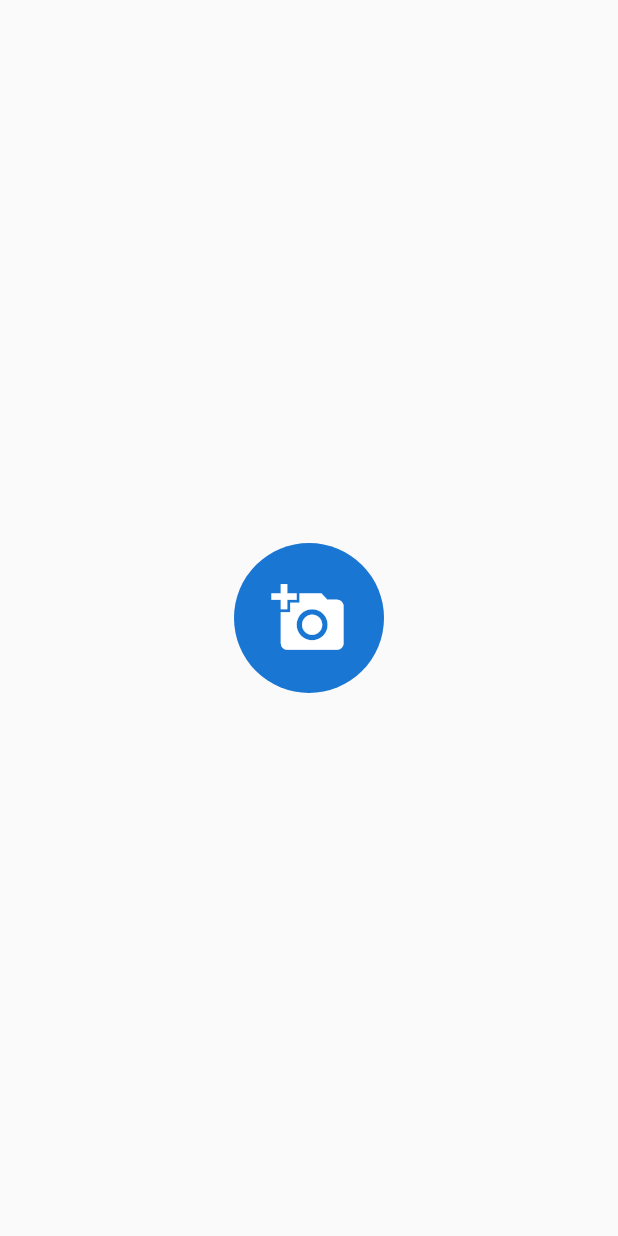
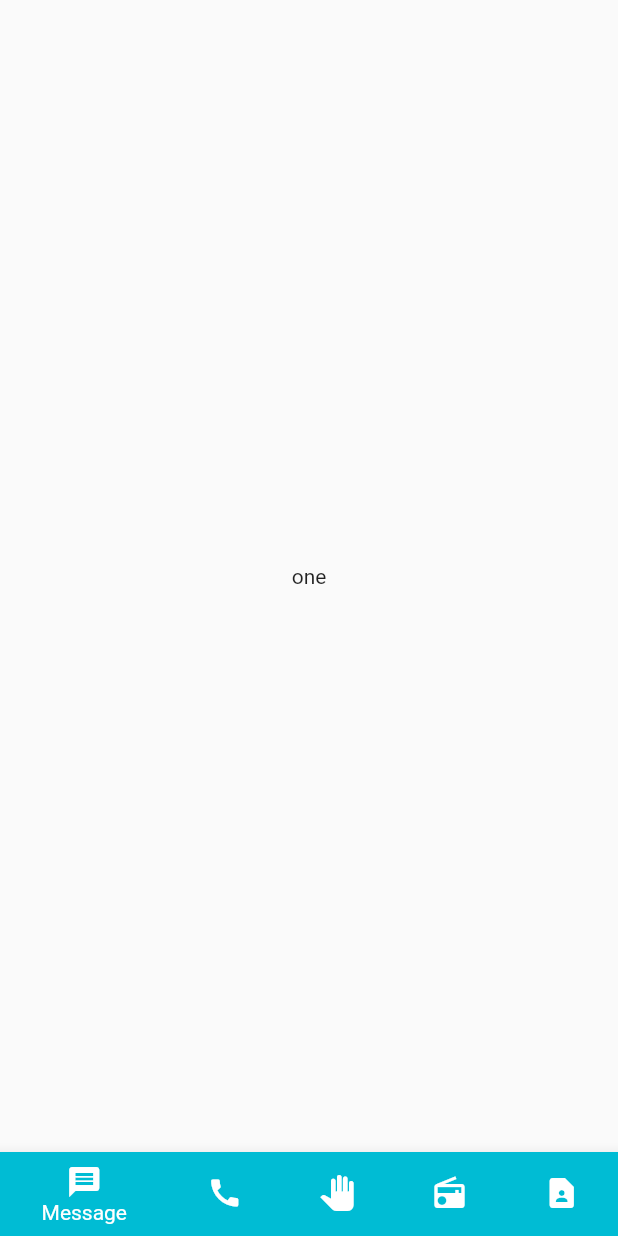
Before and after one commit to Saqib29/Learning-issue, a Flutter app: the screen it shows after launch, on a phone screen of 412 x 824 dp. Run offline on Flutter 3.47's test engine with Material 2 defaults, Android fonts, the phone set to English and light mode, and no system bars.

Commit message:
Bottom navigationBar Widget

```diff
--- a/flutter/flutter_basic/lib/main.dart
+++ b/flutter/flutter_basic/lib/main.dart
@@ -1,5 +1,9 @@
 import 'package:flutter/material.dart';
-import 'package:flutter_basic/second.dart';
+import 'package:flutter_basic/five.dart';
+import 'package:flutter_basic/four.dart';
+import 'package:flutter_basic/one.dart';
+import 'package:flutter_basic/three.dart';
+import 'package:flutter_basic/two.dart';
 
 
 void main() =>  runApp(MyApp());
@@ -7,33 +11,63 @@ void main() =>  runApp(MyApp());
 class MyApp extends StatelessWidget {
   @override
   Widget build(BuildContext context) {
-    return MaterialApp(home: HomePage());
+    return MaterialApp(
+      debugShowCheckedModeBanner: false,
+      home: HomePage(),
+    );
   }
 }
 
-class HomePage extends StatelessWidget {
+class HomePage extends StatefulWidget {
   @override
-  Widget build(BuildContext context) {
+  _HomePageState createState() => _HomePageState();
+}
+
+class _HomePageState extends State<HomePage> {
+  var _currentindex = 0;
+  var pages = [
+    One(),
+    Two(),
+    Three(),
+    Four(),
+    Five(),
+  ];
+  @override
+  Widget build(BuildContext context){
     return Scaffold(
-      body: Center(
-        child: CircleAvatar(
-          radius:50,
-          child: GestureDetector(
-            child: Hero(
-              tag: "add",
-              child: Icon(
-                Icons.add_a_photo,
-                size: 50,
-              )
-            ),
-            onTap: () {
-              Navigator.push(
-                context, MaterialPageRoute(builder: (context) => Second())
-              );
-            },
-          )
-        )
-      )
+      bottomNavigationBar: BottomNavigationBar(
+        currentIndex: _currentindex,
+        items: [
+        BottomNavigationBarItem(
+          backgroundColor: Colors.cyan,
+          icon: Icon((Icons.message)),
+          title: Text("Message"),
+        ),
+        BottomNavigationBarItem(
+          icon: Icon((Icons.call)),
+          title: Text("Call"),
+        ),
+        BottomNavigationBarItem(
+          icon: Icon((Icons.pan_tool)),
+          title: Text("pan tool"),
+        ),
+        BottomNavigationBarItem(
+          icon: Icon((Icons.radio)),
+          title: Text("Radio"),
+        ),
+        BottomNavigationBarItem(
+          icon: Icon((Icons.contact_page)),
+          title: Text("Contact"),
+        ),
+      ],
+      onTap: (index) {
+        setState(() {
+          _currentindex=index;
+        });
+      }
+      ),
+      body: pages[_currentindex],
+
     );
   }
 }
--- /dev/null
+++ b/flutter/flutter_basic/lib/one.dart
@@ -0,0 +1,12 @@
+import 'package:flutter/material.dart';
+
+class One extends StatelessWidget {
+  @override
+  Widget build(BuildContext context) {
+    return Scaffold(
+      body: Center(
+        child: Text("one")
+      )
+    );
+  }
+}
```
Also changed, not shown: flutter/flutter_basic/lib/five.dart (added, +12 -0 lines), flutter/flutter_basic/lib/four.dart (added, +12 -0 lines), flutter/flutter_basic/lib/second.dart (deleted, +0 -20 lines), flutter/flutter_basic/lib/three.dart (added, +12 -0 lines), flutter/flutter_basic/lib/two.dart (added, +12 -0 lines).
